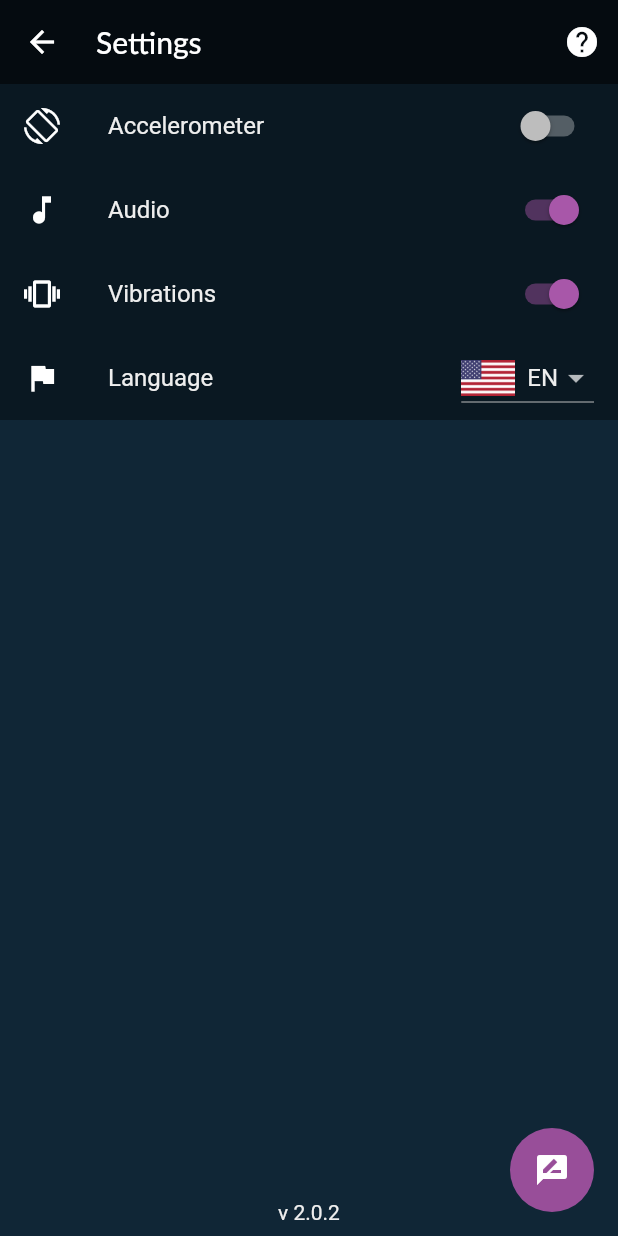
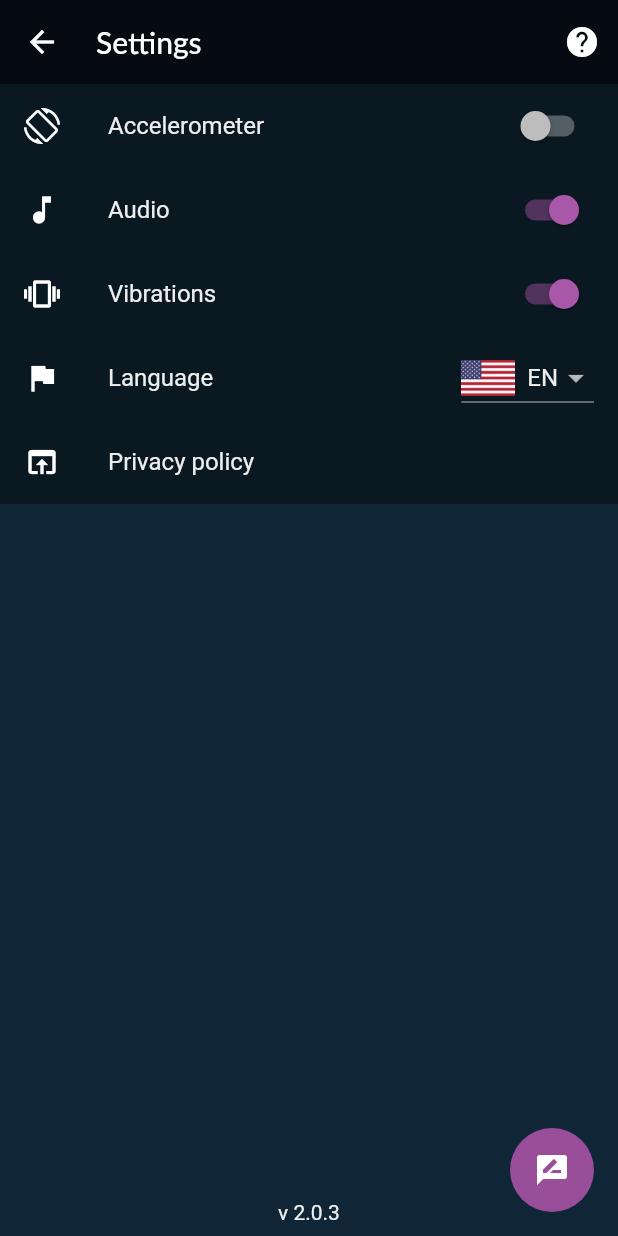
Before and after one commit to vintage/party_flutter, a Flutter app: the SettingsScreen screen opened by its route, on a phone screen of 412 x 824 dp. Run offline on Flutter 3.47's test engine with Material 2 defaults, Android fonts, the phone set to English and light mode, and no system bars; our stand-ins replace audioplayers, firebase_analytics, package_info, sensors, shared_preferences, vibration; missing offline and left inert: launch_review, screen; accounts and stored records are empty; generated files the repository leaves out were written again; project files that could hold a hidden picture were left out.

Commit message:
Expose privacy policy within app

```diff
--- a/lib/l10n/intl_messages.arb
+++ b/lib/l10n/intl_messages.arb
@@ -1,5 +1,5 @@
 {
-  "@@last_modified": "2019-02-09T20:13:37.156332",
+  "@@last_modified": "2019-03-17T20:48:19.788842",
   "tutorialSkip": "Play",
   "@tutorialSkip": {
     "description": "Button which skips the tutorial and takes the player to the game",
@@ -138,6 +138,12 @@
     "type": "text",
     "placeholders": {}
   },
+  "settingsPrivacyPolicy": "Privacy policy",
+  "@settingsPrivacyPolicy": {
+    "description": "Label for opening privacy policy",
+    "type": "text",
+    "placeholders": {}
+  },
   "roundTime": "Round time",
   "@roundTime": {
     "description": "Label for round time slider",
--- a/lib/l10n/intl_messages_en.arb
+++ b/lib/l10n/intl_messages_en.arb
@@ -138,6 +138,12 @@
     "type": "text",
     "placeholders": {}
   },
+  "settingsPrivacyPolicy": "Privacy policy",
+  "@settingsPrivacyPolicy": {
+    "description": "Label for opening privacy policy",
+    "type": "text",
+    "placeholders": {}
+  },
   "roundTime": "Round time",
   "@roundTime": {
     "description": "Label for round time slider",
--- a/lib/l10n/intl_messages_pl.arb
+++ b/lib/l10n/intl_messages_pl.arb
@@ -139,6 +139,12 @@
     "type": "text",
     "placeholders": {}
   },
+  "settingsPrivacyPolicy": "Polityka prywatności",
+  "@settingsPrivacyPolicy": {
+    "description": "Label for opening privacy policy",
+    "type": "text",
+    "placeholders": {}
+  },
   "roundTime": "Czas rundy",
   "@roundTime": {
     "description": "Label for round time slider",
--- a/lib/localizations.dart
+++ b/lib/localizations.dart
@@ -209,6 +209,14 @@ class AppLocalizations {
     );
   }
 
+  String get settingsPrivacyPolicy {
+    return Intl.message(
+      'Privacy policy',
+      name: 'settingsPrivacyPolicy',
+      desc: 'Label for opening privacy policy',
+    );
+  }
+
   String get roundTime {
     return Intl.message(
       'Round time',
--- a/lib/store/settings.dart
+++ b/lib/store/settings.dart
@@ -9,6 +9,7 @@ class SettingsModel extends StoreModel {
 
   static const String androidId = 'com.puppybox.zgadula';
   static const String appleId = '1181083547';
+  static const String privacyPolicyUrl = 'https://github.com/vintage/party_flutter/blob/master/PRIVACY_POLICY.md';
 
   bool _isLoading = true;
   bool get isLoading => _isLoading;
--- a/lib/ui/screens/settings.dart
+++ b/lib/ui/screens/settings.dart
@@ -1,6 +1,7 @@
 import 'package:flutter/material.dart';
 import 'package:scoped_model/scoped_model.dart';
 import 'package:launch_review/launch_review.dart';
+import 'package:url_launcher/url_launcher.dart';
 
 import 'package:zgadula/localizations.dart';
 import 'package:zgadula/services/language.dart';
@@ -99,6 +100,11 @@ class SettingsScreen extends StatelessWidget {
                   );
                 },
               ),
+              ListTile(
+                leading: Icon(Icons.open_in_browser),
+                title: Text(AppLocalizations.of(context).settingsPrivacyPolicy),
+                onTap: openPrivacyPolicy,
+              ),
             ],
           );
         },
@@ -147,4 +153,11 @@ class SettingsScreen extends StatelessWidget {
       ),
     );
   }
+
+  openPrivacyPolicy() async {
+    const url = SettingsModel.privacyPolicyUrl;
+    if (await canLaunch(url)) {
+      await launch(url);
+    }
+  }
 }
--- a/pubspec.yaml
+++ b/pubspec.yaml
@@ -7,7 +7,7 @@ description: Mobile party game for friends
 # Both the version and the builder number may be overridden in flutter
 # build by specifying --build-name and --build-number, respectively.
 # Read more about versioning at semver.org.
-version: 2.0.2+4
+version: 2.0.3+5
 
 dependencies:
   flutter:
@@ -29,6 +29,7 @@ dependencies:
   screen: ^0.0.4
   package_info: ^0.4.0+1
   launch_review: ^2.0.0
+  url_launcher: ^5.0.2
 
 dev_dependencies:
   flutter_test:
```
Also changed, not shown: 1 other file.
